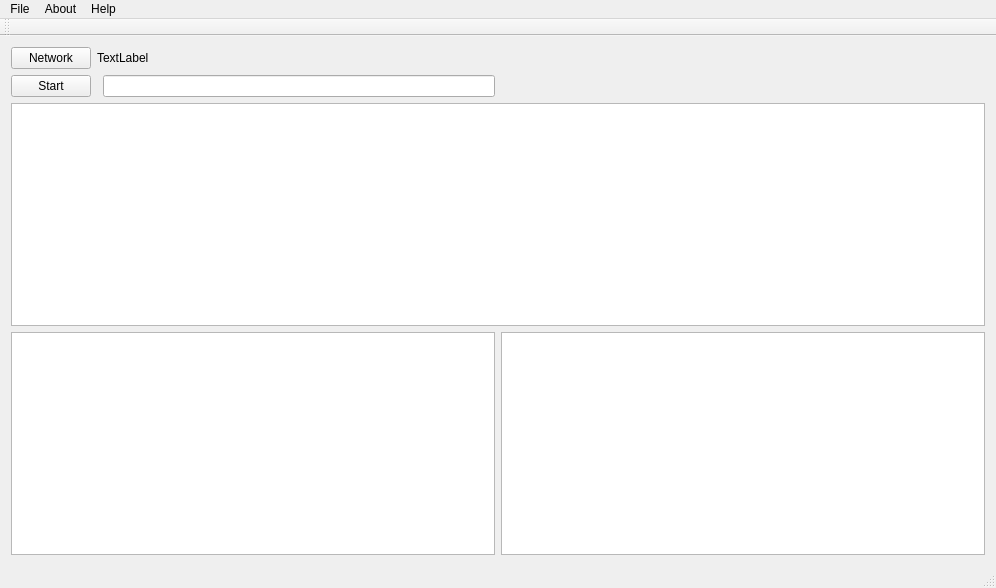
This is ui/mainwindow.ui in zqzqz/SimpleSniffer as Qt 5 draws it before an edit. The edited form follows.
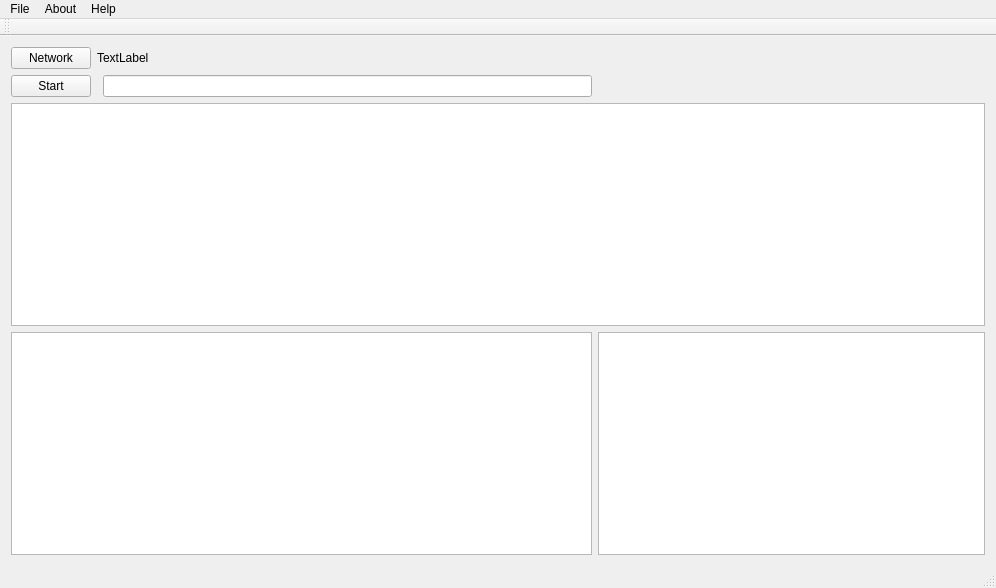
This is the edited form.

```diff
--- a/ui/mainwindow.ui
+++ b/ui/mainwindow.ui
@@ -16,10 +16,7 @@
   <widget class="QWidget" name="centralWidget">
    <layout class="QGridLayout" name="gridLayout_2">
     <item row="1" column="0">
-     <layout class="QGridLayout" name="gridLayout_3">
-      <item row="2" column="1">
-       <widget class="QTextBrowser" name="textBrowser"/>
-      </item>
+     <layout class="QGridLayout" name="gridLayout_3" rowstretch="0,0,0,0" columnstretch="3,2">
       <item row="0" column="0">
        <layout class="QGridLayout" name="gridLayout">
         <item row="2" column="0">
@@ -61,9 +58,12 @@
         </property>
        </widget>
       </item>
-      <item row="2" column="0">
+      <item row="3" column="0">
        <widget class="QTreeView" name="treeView"/>
       </item>
+      <item row="3" column="1">
+       <widget class="QTextBrowser" name="textBrowser"/>
+      </item>
      </layout>
     </item>
    </layout>
```
